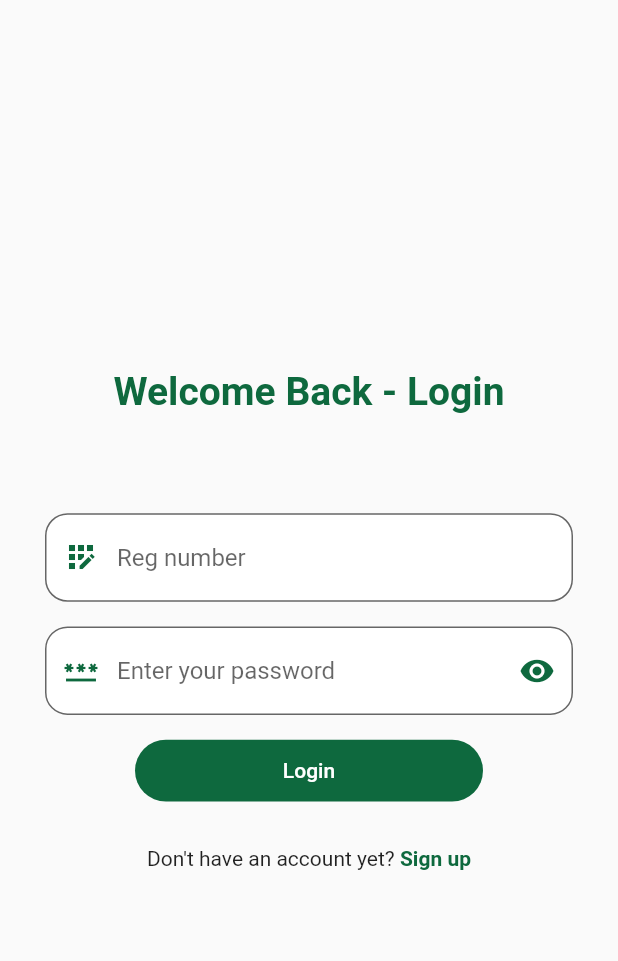
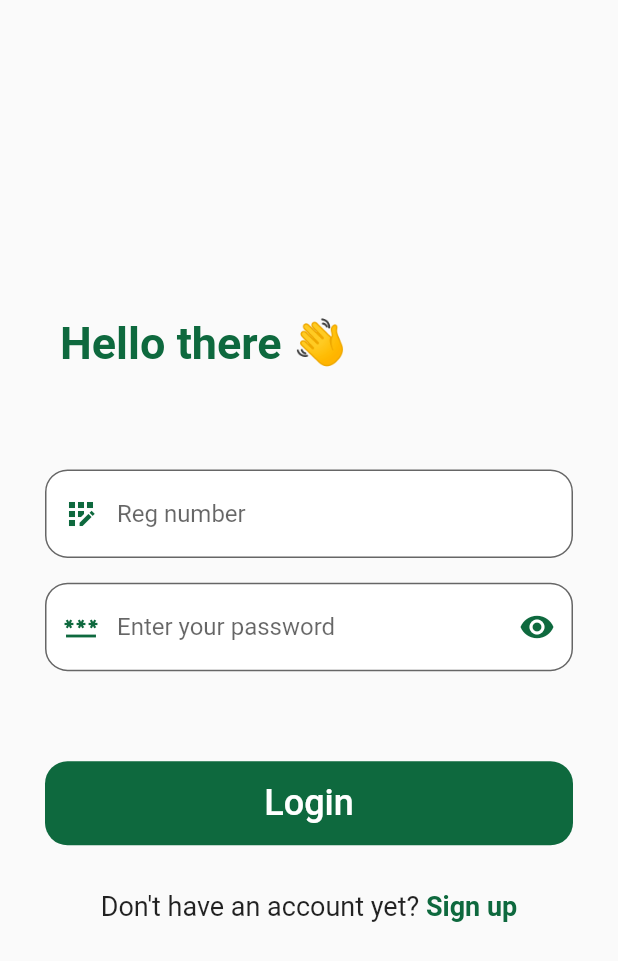
Before and after one commit to Chris-Eminence/AKSU-Emergency-Social-media, a Flutter app: the SignUpPage screen opened directly, after a tap on "Register", on a phone screen of 412 x 824 dp. Shown: the top 961 px of the screen. Run offline on Flutter 3.47's test engine with Material 2 defaults, Android fonts, the light colour scheme and no system bars.

Commit message:
Second commit

```diff
--- a/lib/colors/project_colors.dart
+++ /dev/null
@@ -1,5 +0,0 @@
-import 'dart:ui';
-
-class AppColors {
-  static const Color greenColor = Color(0xFF0E693E);
-}
--- a/lib/drop_down_spinners/drop_down.dart
+++ b/lib/drop_down_spinners/drop_down.dart
@@ -1,4 +1,4 @@
-import 'package:aksustack/colors/project_colors.dart';
+import 'package:aksustack/utils/project_colors.dart';
 import 'package:aksustack/drop_down_spinners/department_drop_down_list/department_list.dart';
 import 'package:flutter/material.dart';
 
@@ -37,7 +37,7 @@ class _DropDownState extends State<DropDown> {
           Padding(
             padding: const EdgeInsets.only(left: 10.0),
             child: Icon(
-              Icons.school, color: AppColors.greenColor,
+              Icons.school, color: AppColors.primaryColor,
             ),
           ),
       Padding(
@@ -46,11 +46,11 @@ class _DropDownState extends State<DropDown> {
         child: DropdownButton(
           iconEnabledColor: Colors.white,
           value: dropdownValue,
-          style: TextStyle(color: AppColors.greenColor, fontSize: 16),
+          style: TextStyle(color: AppColors.primaryColor, fontSize: 16),
           underline: Container(
 
             height: 0,
-            color: AppColors.greenColor,
+            color: AppColors.primaryColor,
           ),
           onChanged: (data) {
             setState(() {
--- a/lib/main.dart
+++ b/lib/main.dart
@@ -1,9 +1,12 @@
 import 'package:aksustack/drop_down_spinners/drop_down.dart';
+import 'package:aksustack/screens/creat_new_password.dart';
 import 'package:aksustack/screens/home_page.dart';
 import 'package:aksustack/screens/sign_in_page.dart';
 import 'package:aksustack/screens/sign_up_page.dart';
+import 'package:aksustack/screens/splash_screen/final_splash_screen.dart';
+import 'package:aksustack/screens/splash_screen/first_splash_screen.dart';
 import 'package:flutter/material.dart';
-import 'package:aksustack/screens/splash_screen.dart';
+import 'package:aksustack/screens/splash_screen/splash_screen.dart';
 
 void main() {
   runApp(const MyApp());
@@ -15,13 +18,14 @@ class MyApp extends StatelessWidget {
   // This widget is the root of your application.
   @override
   Widget build(BuildContext context) {
+
     return MaterialApp(
+
       debugShowCheckedModeBanner: false,
       title: 'Fiddle',
       theme: ThemeData(
-
       ),
-      home: const SplashScreen(),
+      home: const CreateNewPassword(),
     );
   }
 }
--- a/lib/screens/home_page.dart
+++ b/lib/screens/home_page.dart
@@ -5,7 +5,7 @@ class Homepage extends StatelessWidget {
 
   @override
   Widget build(BuildContext context) {
-    return Scaffold(
+    return const Scaffold(
       body: Center(
         child: Text('Homepage still under developemet', style: TextStyle(fontSize: 30.0, color: Colors.black)),
       ),
--- a/lib/screens/sign_in_page.dart
+++ b/lib/screens/sign_in_page.dart
@@ -1,7 +1,7 @@
 import 'package:aksustack/screens/home_page.dart';
 import 'package:flutter/cupertino.dart';
 import 'package:flutter/material.dart';
-import '../colors/project_colors.dart';
+import '../utils/project_colors.dart';
 import '../drop_down_spinners/drop_down.dart';
 import 'sign_up_page.dart';
 
@@ -10,6 +10,9 @@ class SignInPage extends StatelessWidget {
 
   @override
   Widget build(BuildContext context) {
+
+    double screenHeight = MediaQuery.of(context).size.height;
+    double screenWidth = MediaQuery.of(context).size.width;
     Size size = MediaQuery.of(context).size;
     return Scaffold(
       body: SafeArea(
@@ -18,17 +21,25 @@ class SignInPage extends StatelessWidget {
             child: Column(
               mainAxisAlignment: MainAxisAlignment.center,
               children: [
-                const Padding(
-                  padding: EdgeInsets.only(top: 10.0),
-                  child: Text(
-                    'Welcome Back - Login',
-                    style: TextStyle(
-                      fontWeight: FontWeight.bold,
-                      fontSize: 26.0,
-                      color: AppColors.greenColor,
-                    ),
+                Padding(
+                  padding: const EdgeInsets.only(left: 40.0),
+                  child: Row(
+                    children: const [
+                      Padding(
+                        padding: EdgeInsets.only(top: 10.0),
+                        child: Text(
+                          'Hello there 👋',
+                          style: TextStyle(
+                            fontWeight: FontWeight.bold,
+                            fontSize: 30.0,
+                            color: AppColors.primaryColor,
+                          ),
+                        ),
+                      ),
+                    ],
                   ),
                 ),
+
                 const SizedBox(
                   height: 50.0,
                 ),
@@ -50,14 +61,14 @@ class SignInPage extends StatelessWidget {
                     decoration: InputDecoration(
                       prefixIcon: const Icon(
                         Icons.app_registration_sharp,
-                        color: AppColors.greenColor,
+                        color: AppColors.primaryColor,
                       ),
                       hintText: 'Reg number',
                       border: OutlineInputBorder(
                         borderSide: const BorderSide(
                           width: 0.0,
                           style: BorderStyle.none,
-                          color: AppColors.greenColor,
+                          color: AppColors.primaryColor,
                         ),
                         borderRadius: BorderRadius.circular(15.0),
                       ),
@@ -79,18 +90,18 @@ class SignInPage extends StatelessWidget {
                     decoration: InputDecoration(
                       prefixIcon: const Icon(
                         Icons.password,
-                        color: AppColors.greenColor,
+                        color: AppColors.primaryColor,
                       ),
                       suffixIcon: const Icon(
                         Icons.visibility,
-                        color: AppColors.greenColor,
+                        color: AppColors.primaryColor,
                       ),
                       hintText: 'Enter your password',
                       border: OutlineInputBorder(
                         borderSide: const BorderSide(
                             width: 0.0,
                             style: BorderStyle.none,
-                            color: AppColors.greenColor),
+                            color: AppColors.primaryColor),
                         borderRadius: BorderRadius.circular(15.0),
                       ),
                       filled: true,
@@ -101,14 +112,14 @@ class SignInPage extends StatelessWidget {
 
 
                 SizedBox(
-                  height: size.height * 0.02,
+                  height: 60.0,
                 ),
 
                 Padding(
-                  padding: const EdgeInsets.symmetric(horizontal: 90.0),
+                  padding: const EdgeInsets.symmetric(horizontal: 30.0),
                   child: SizedBox(
-                    width: size.width,
-                    height: size.height * 0.05,
+                    width: screenWidth,
+                    height: screenHeight / 14.7,
                     child: TextButton(
                       onPressed: () {
                         Navigator.push(
@@ -121,13 +132,13 @@ class SignInPage extends StatelessWidget {
                       style: ButtonStyle(
                           shape: MaterialStateProperty.all(
                             RoundedRectangleBorder(
-                                borderRadius: BorderRadius.circular(55.0)),
+                                borderRadius: BorderRadius.circular(15.0)),
                           ),
                           backgroundColor: MaterialStateProperty.all(
                               const Color(0xFF0E693E))),
                       child: const Text(
                         'Login',
-                        style: TextStyle(color: Colors.white),
+                        style: TextStyle(color: AppColors.white, fontSize: 24.0),
                       ),
                     ),
                   ),
@@ -142,11 +153,11 @@ class SignInPage extends StatelessWidget {
                   child: Row(
                     mainAxisAlignment: MainAxisAlignment.center,
                     children: const [
-                      Text('Don\'t have an account yet? '),
+                      Text('Don\'t have an account yet? ', style: TextStyle(fontSize: 18),),
                       Text(
                         'Sign up',
-                        style: TextStyle(
-                            color: AppColors.greenColor,
+                        style: TextStyle(fontSize: 18.0,
+                            color: AppColors.primaryColor,
                             fontWeight: FontWeight.bold),
                       )
                     ],
--- a/lib/screens/sign_up_page.dart
+++ b/lib/screens/sign_up_page.dart
@@ -1,4 +1,4 @@
-import 'package:aksustack/colors/project_colors.dart';
+import 'package:aksustack/utils/project_colors.dart';
 import 'package:aksustack/drop_down_spinners/department_drop_down_list/department_list.dart';
 import 'package:aksustack/drop_down_spinners/drop_down.dart';
 import 'package:aksustack/screens/sign_in_page.dart';
@@ -29,7 +29,7 @@ class _SignUpPageState extends State<SignUpPage> {
                     style: TextStyle(
                       fontWeight: FontWeight.bold,
                       fontSize: 26.0,
-                      color: AppColors.greenColor,
+                      color: AppColors.primaryColor,
                     ),
                   ),
                 ),
@@ -47,13 +47,13 @@ class _SignUpPageState extends State<SignUpPage> {
                     decoration: InputDecoration(
                       prefixIcon: const Icon(
                         Icons.person,
-                        color: AppColors.greenColor,
+                        color: AppColors.primaryColor,
                       ),
                       hintText: 'Full name',
                       border: OutlineInputBorder(
                         borderSide: const BorderSide(
                           width: 0.0,
-                          color: AppColors.greenColor,
+                          color: AppColors.primaryColor,
                           style: BorderStyle.none,
                         ),
                         borderRadius: BorderRadius.circular(15.0),
@@ -72,14 +72,14 @@ class _SignUpPageState extends State<SignUpPage> {
                     decoration: InputDecoration(
                       prefixIcon: const Icon(
                         Icons.app_registration_sharp,
-                        color: AppColors.greenColor,
+                        color: AppColors.primaryColor,
                       ),
                       hintText: 'Reg number',
                       border: OutlineInputBorder(
                         borderSide: const BorderSide(
                           width: 0.0,
                           style: BorderStyle.none,
-                          color: AppColors.greenColor,
+                          color: AppColors.primaryColor,
                         ),
                         borderRadius: BorderRadius.circular(15.0),
                       ),
@@ -97,13 +97,13 @@ class _SignUpPageState extends State<SignUpPage> {
                     decoration: InputDecoration(
                       prefixIcon: const Icon(
                         Icons.email,
-                        color: AppColors.greenColor,
+                        color: AppColors.primaryColor,
                       ),
                       hintText: 'Enter your email',
                       border: OutlineInputBorder(
                         borderSide: const BorderSide(
                           width: 0.0,
-                          color: AppColors.greenColor,
+                          color: AppColors.primaryColor,
                           style: BorderStyle.none,
                         ),
                         borderRadius: BorderRadius.circular(15.0),
@@ -124,13 +124,13 @@ class _SignUpPageState extends State<SignUpPage> {
                     decoration: InputDecoration(
                       prefixIcon: const Icon(
                         Icons.phone,
-                        color: AppColors.greenColor,
+                        color: AppColors.primaryColor,
                       ),
                       hintText: 'Phone Number',
                       border: OutlineInputBorder(
                         borderSide: const BorderSide(
                           width: 0.0,
-                          color: AppColors.greenColor,
+                          color: AppColors.primaryColor,
                           style: BorderStyle.none,
                         ),
                         borderRadius: BorderRadius.circular(15.0),
@@ -151,7 +151,7 @@ class _SignUpPageState extends State<SignUpPage> {
                     borderRadius: BorderRadius.circular(15),
                     color: Colors.white,
                     boxShadow: const [
-                      BoxShadow(color: AppColors.greenColor, spreadRadius: 1),
+                      BoxShadow(color: AppColors.primaryColor, spreadRadius: 1),
                     ],
                   ),
                   child: const DropDown(),
@@ -169,18 +169,18 @@ class _SignUpPageState extends State<SignUpPage> {
                     decoration: InputDecoration(
                       prefixIcon: const Icon(
                         Icons.password,
-                        color: AppColors.greenColor,
+                        color: AppColors.primaryColor,
                       ),
                       suffixIcon: const Icon(
                         Icons.visibility,
-                        color: AppColors.greenColor,
+                        color: AppColors.primaryColor,
                       ),
                       hintText: 'Enter your password',
                       border: OutlineInputBorder(
                         borderSide: const BorderSide(
                             width: 0.0,
                             style: BorderStyle.none,
-                            color: AppColors.greenColor),
+                            color: AppColors.primaryColor),
                         borderRadius: BorderRadius.circular(15.0),
                       ),
                       filled: true,
@@ -199,18 +199,18 @@ class _SignUpPageState extends State<SignUpPage> {
                     decoration: InputDecoration(
                       prefixIcon: const Icon(
                         Icons.password,
-                        color: AppColors.greenColor,
+                        color: AppColors.primaryColor,
                       ),
                       suffixIcon: const Icon(
                         Icons.visibility,
-                        color: AppColors.greenColor,
+                        color: AppColors.primaryColor,
                       ),
                       hintText: 'Confirm password',
                       border: OutlineInputBorder(
                         borderSide: const BorderSide(
                             width: 0.0,
                             style: BorderStyle.none,
-                            color: AppColors.greenColor),
+                            color: AppColors.primaryColor),
                         borderRadius: BorderRadius.circular(15.0),
                       ),
                       filled: true,
@@ -264,7 +264,7 @@ class _SignUpPageState extends State<SignUpPage> {
                       Text(
                         'Login',
                         style: TextStyle(
-                            color: AppColors.greenColor,
+                            color: AppColors.primaryColor,
                             fontWeight: FontWeight.bold),
                       )
                     ],
--- a/lib/screens/splash_screen.dart
+++ b/lib/screens/splash_screen/splash_screen.dart
@@ -1,5 +1,8 @@
 import 'package:aksustack/screens/sign_up_page.dart';
+import 'package:aksustack/screens/splash_screen/second_splash_screen.dart';
 import 'package:flutter/material.dart';
+
+import 'first_splash_screen.dart';
 
 class SplashScreen extends StatefulWidget {
   const SplashScreen({Key? key}) : super(key: key);
@@ -17,12 +20,15 @@ class _SplashScreenState extends State<SplashScreen> {
       Navigator.pushReplacement(
         context,
         MaterialPageRoute(
-          builder: (context) => SignUpPage(),
+          builder: (context) => SecondSplashScreen(),
         ),
       );
     });
   }
+
+  @override
   Widget build(BuildContext context) {
+
     return Scaffold(
       body: Padding(
         padding: const EdgeInsets.only(top: 200.0),
--- /dev/null
+++ b/lib/utils/project_colors.dart
@@ -0,0 +1,9 @@
+import 'dart:ui';
+
+class AppColors {
+  static const Color primaryColor = Color(0xFF0E693E);
+  static const Color primaryColorShade = Color(0xFF4E693E);
+  static const Color black = Color(0xFF000000);
+  static const Color secondaryColor = Color(0xFFE17760);
+  static const Color white = Color(0xFFFFFFFF);
+}
```
Also changed, not shown: pubspec.yaml (+1 -6 lines), pubspec.lock.
